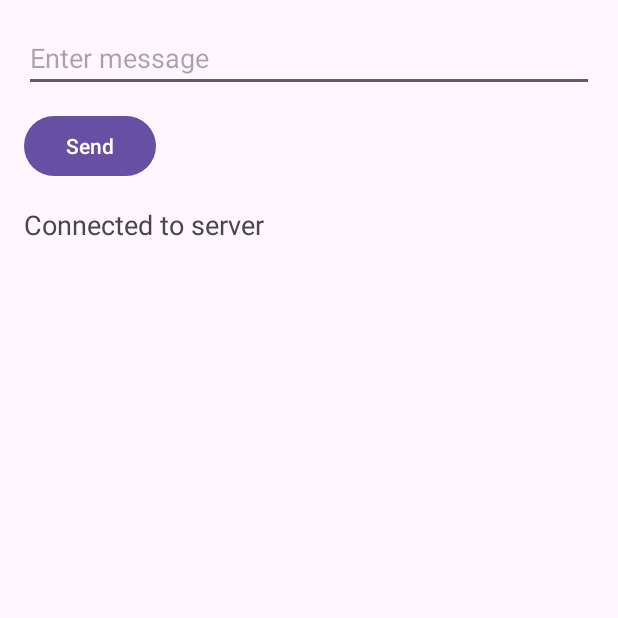
After one commit to shar1mo/android, an Android app: the TcpClient screen opened directly, with no data from a screen before it, on a phone screen of 412 x 824 dp, the top half of it. The commit adds this screen. Run offline under Robolectric (Android 15) with nearby library versions, the light colour scheme and no system bars; libraries missing offline, so code that uses them is left out: org.zeromq; 3 statements that could not run were skipped.

Commit message:
tcp_client_ZMQ

```diff
--- a/app/build.gradle.kts
+++ b/app/build.gradle.kts
@@ -38,6 +38,7 @@ android {
 dependencies {
     implementation("net.objecthunter:exp4j:0.4.8")
     implementation("com.google.android.gms:play-services-location:17.1.0")
+    implementation ("org.zeromq:jeromq:0.5.0")
     implementation(libs.androidx.core.ktx)
     implementation(libs.androidx.appcompat)
     implementation(libs.material)
--- a/app/src/main/AndroidManifest.xml
+++ b/app/src/main/AndroidManifest.xml
@@ -6,6 +6,7 @@
     <uses-permission android:name="android.permission.ACCESS_COARSE_LOCATION" />
     <uses-permission android:name="android.permission.READ_EXTERNAL_STORAGE" />
     <uses-permission android:name="android.permission.WRITE_EXTERNAL_STORAGE" />
+    <uses-permission android:name="android.permission.INTERNET" />
 
     <application
         android:allowBackup="true"
@@ -24,6 +25,9 @@
             android:name=".mp3player"
             android:exported="false" />
         <activity
+            android:name=".TcpClient"
+            android:exported="false" />
+        <activity
             android:name=".Calculator"
             android:exported="false" />
         <activity
--- /dev/null
+++ b/app/src/main/java/com/example/myandroidapp/TcpClient.kt
@@ -0,0 +1,82 @@
+package com.example.myandroidapp
+
+import android.os.Bundle
+import android.os.Handler
+import android.os.Looper
+import android.util.Log
+import android.widget.Button
+import android.widget.EditText
+import android.widget.TextView
+import androidx.appcompat.app.AppCompatActivity
+import org.zeromq.SocketType
+import org.zeromq.ZContext
+import org.zeromq.ZMQ
+
+class TcpClient : AppCompatActivity() {
+    private val logTag = "MY_LOG_TAG"
+    private lateinit var tvResponse: TextView
+    private lateinit var etMessage: EditText
+    private lateinit var btnSend: Button
+    private lateinit var handler: Handler
+
+    private var context: ZContext? = null
+    private var socket: ZMQ.Socket? = null
+
+    override fun onCreate(savedInstanceState: Bundle?) {
+        super.onCreate(savedInstanceState)
+        setContentView(R.layout.activity_tcpclient)
+
+        tvResponse = findViewById(R.id.tvResponse)
+        etMessage = findViewById(R.id.etMessage)
+        btnSend = findViewById(R.id.btnSend)
+        handler = Handler(Looper.getMainLooper())
+
+        Thread {
+            try {
+                context = ZContext()
+                socket = context!!.createSocket(SocketType.REQ)
+
+                socket!!.connect("tcp://172.20.10.2:8080")
+
+                handler.post {
+                    tvResponse.text = "Connected to server"
+                }
+            } catch (e: Exception) {
+                Log.e(logTag, "Error creating socket: ${e.message}", e)
+                handler.post {
+                    tvResponse.text = "Error: ${e.message}"
+                }
+            }
+        }.start()
+
+        btnSend.setOnClickListener {
+            val msg = etMessage.text.toString()
+            if (msg.isNotBlank()) {
+                Thread {
+                    try {
+                        socket?.send(msg)
+                        Log.d(logTag, "[CLIENT] Sent: $msg")
+
+                        val reply = socket?.recvStr()
+                        Log.d(logTag, "[CLIENT] Received: $reply")
+
+                        handler.post {
+                            tvResponse.text = "Server: $reply"
+                        }
+                    } catch (e: Exception) {
+                        Log.e(logTag, "Error: ${e.message}", e)
+                        handler.post {
+                            tvResponse.text = "Error: ${e.message}"
+                        }
+                    }
+                }.start()
+            }
+        }
+    }
+
+    override fun onDestroy() {
+        super.onDestroy()
+        socket?.close()
+        context?.close()
+    }
+}
--- /dev/null
+++ b/app/src/main/res/layout/activity_tcpclient.xml
@@ -0,0 +1,31 @@
+<?xml version="1.0" encoding="utf-8"?>
+<LinearLayout
+    xmlns:android="http://schemas.android.com/apk/res/android"
+    android:layout_width="match_parent"
+    android:layout_height="match_parent"
+    android:orientation="vertical"
+    android:padding="16dp">
+
+    <EditText
+        android:id="@+id/etMessage"
+        android:layout_width="match_parent"
+        android:layout_height="wrap_content"
+        android:hint="Enter message"
+        android:singleLine="true"
+        android:textSize="18sp"/>
+
+    <Button
+        android:id="@+id/btnSend"
+        android:layout_width="wrap_content"
+        android:layout_height="wrap_content"
+        android:text="Send"
+        android:layout_marginTop="12dp"/>
+
+    <TextView
+        android:id="@+id/tvResponse"
+        android:layout_width="match_parent"
+        android:layout_height="wrap_content"
+        android:text="Not connected"
+        android:textSize="18sp"
+        android:paddingTop="16dp"/>
+</LinearLayout>
```
Also changed, not shown: app/src/main/java/com/example/myandroidapp/MainActivity.kt (+17 -12 lines), app/src/main/res/layout/activity_main.xml (+8 -0 lines).
